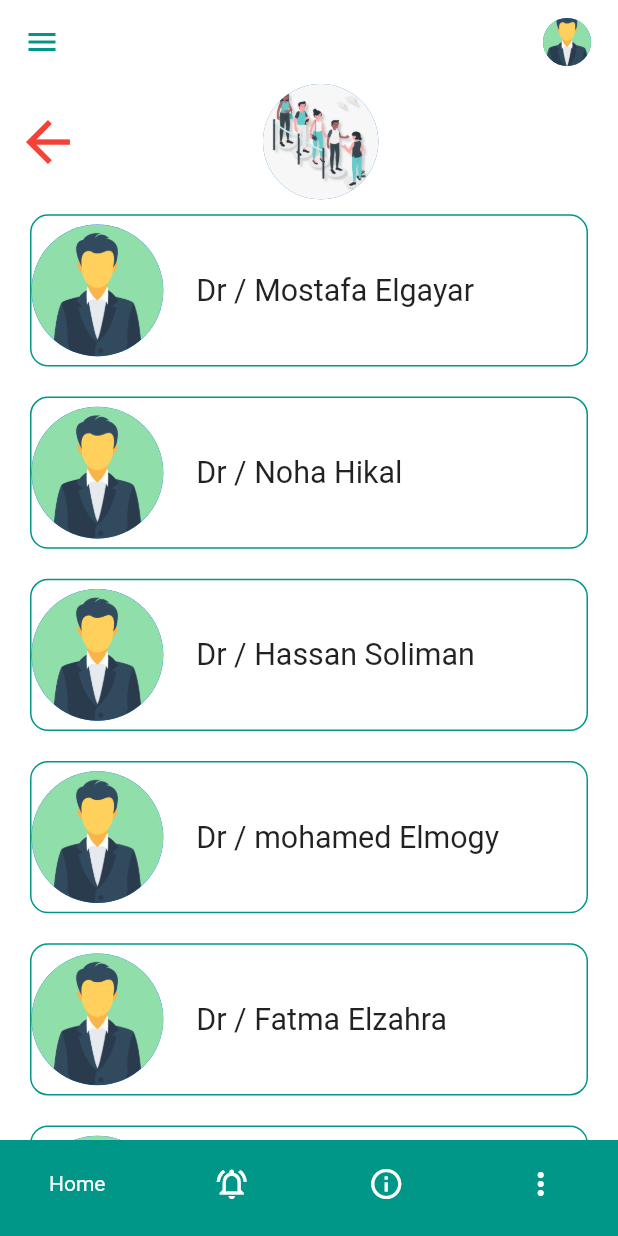
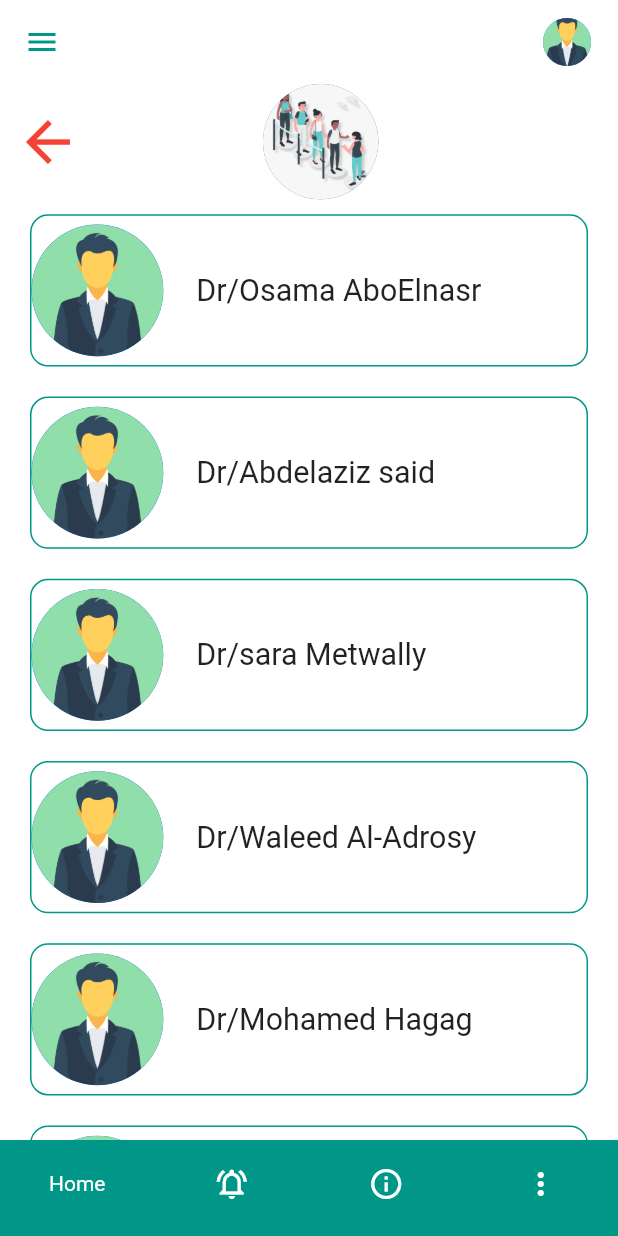
Before and after one commit to MohamedSaad8/queueY, a Flutter app: the ControllView screen opened directly, on a phone screen of 412 x 824 dp. Run offline on Flutter 3.47's test engine with Material 2 defaults, Android fonts, the phone set to English and light mode, and no system bars; our stand-ins replace flutter_screenutil, get.

Commit message:
add is and it doctors screens

```diff
--- a/lib/controller_view_model.dart
+++ b/lib/controller_view_model.dart
@@ -1,21 +1,21 @@
 import 'package:get/get.dart';
 import 'package:flutter/material.dart';
 import 'package:queuey/screens/about.dart';
-import 'package:queuey/screens/doctor_screen.dart';
+import 'package:queuey/screens/cs_doctor_screen.dart';
 import 'package:queuey/screens/notifications.dart';
 import 'package:queuey/screens/report.dart';
 class ControlHomeViewModel extends GetxController
 {
   int _navigatorValue = 0 ;
   int get navigatorValue => _navigatorValue ;
-  Widget _currentScreen = DoctorScreen() ;
+  Widget _currentScreen = CSDoctorScreen() ;
   Widget get currentScreen => _currentScreen ;
 
   void changeSelectedValue(int currentIndex){
     _navigatorValue = currentIndex ;
     switch(currentIndex)
     {
-      case 0 : _currentScreen =  DoctorScreen();
+      case 0 : _currentScreen =  CSDoctorScreen();
       break;
       case 1 : _currentScreen =  Notifications();
       break;
--- /dev/null
+++ b/lib/screens/cs_doctor_screen.dart
@@ -0,0 +1,104 @@
+import 'package:flutter/cupertino.dart';
+import 'package:flutter/material.dart';
+import 'package:flutter_screenutil/flutter_screenutil.dart';
+import 'package:get/get.dart';
+
+class CSDoctorScreen extends StatelessWidget {
+  List<String> doctorsNames = [
+    "Dr/Osama AboElnasr" ,
+    "Dr/Abdelaziz said",
+    "Dr/sara Metwally",
+    "Dr/Waleed Al-Adrosy",
+    "Dr/Mohamed Hagag",
+    "Dr/Reem El-deeb",
+    "Dr/samir El-mogy",
+    "Dr/Mohamed El-rahmawy",
+    "Dr/sherihan Mohamed ",
+
+
+  ];
+
+  @override
+  Widget build(BuildContext context) {
+    return Scaffold(
+      backgroundColor: Colors.white,
+      appBar: AppBar(
+        backgroundColor: Colors.white,
+        iconTheme: IconThemeData(color: Colors.teal),
+        elevation: 0,
+        actions: [
+          Padding(
+            padding: const EdgeInsets.all(12.0),
+            child: CircleAvatar(
+              radius: 20.w,
+              backgroundImage: ExactAssetImage("assets/images/user.png"),
+            ),
+          ),
+        ],
+      ),
+      drawer: Drawer(),
+      body: Column(
+        children: [
+          SizedBox(
+            width: MediaQuery.of(context).size.width,
+          ),
+          Row(
+            children: [
+              Padding(
+                padding: const EdgeInsets.symmetric(horizontal: 10),
+                child: Icon(
+                  Icons.arrow_back,
+                  size: 40.w,
+                  color: Colors.red,
+                ),
+              ),
+              SizedBox(
+                width: MediaQuery.of(context).size.width / 3.7,
+              ),
+              CircleAvatar(
+                radius: 35.w,
+                backgroundImage: ExactAssetImage("assets/images/pic.jpeg"),
+              ),
+            ],
+          ),
+          Expanded(
+            child: ListView.builder(
+              itemBuilder: (context, index) {
+                return Padding(
+                  padding:
+                      const EdgeInsets.symmetric(horizontal: 20, vertical: 10),
+                  child: Container(
+                    width: MediaQuery.of(context).size.width,
+                    height: 100.h,
+                    decoration: BoxDecoration(
+                        border: Border.all(color: Colors.teal),
+                        borderRadius: BorderRadius.circular(12),
+                        color: Colors.white),
+                    child: Row(
+                      children: [
+                        CircleAvatar(
+                          radius: 40.w,
+                          backgroundImage:
+                              ExactAssetImage("assets/images/user.png"),
+                        ),
+                        SizedBox(
+                          width: 20.w,
+                        ),
+                        Text(
+                          doctorsNames[index],
+                          style: TextStyle(fontSize: 20.sp),
+                          softWrap: true,
+                        )
+                      ],
+                    ),
+                  ),
+                );
+              },
+              itemCount: doctorsNames.length,
+            ),
+          )
+        ],
+      ),
+    );
+  }
+}
--- a/lib/screens/doctor_screen.dart
+++ b/lib/screens/it_doctor_screen.dart
@@ -3,21 +3,20 @@ import 'package:flutter/material.dart';
 import 'package:flutter_screenutil/flutter_screenutil.dart';
 import 'package:get/get.dart';
 
-class DoctorScreen extends StatelessWidget {
+class ITDoctorScreen extends StatelessWidget {
   List<String> doctorsNames = [
-    "Dr / Mostafa Elgayar",
-    "Dr / Noha Hikal",
-    "Dr / Hassan Soliman",
-    "Dr / mohamed Elmogy",
-    "Dr / Fatma Elzahra",
-    "Dr / Osama AboElnaser",
-    "Dr / Sara Elmetwaly",
-    "Dr / waled Al-Adrosy",
-    "Dr / mohamed Hagag",
-    "Dr / mohamed seyam",
-    "Dr / Hazem Elbakery",
-    "Dr / Ahmed AboElfetoh",
-    "Dr / Amira Rizk Hagag",
+    "Dr/Mostafa Algayar",
+    "Dr/Noha Hikal",
+    "Dr/Hassan soliman",
+    "Dr/Mohamed Elmogy",
+    "Dr/Fatma Elzahraa",
+    "Dr/Nehal Sakr",
+    "Dr/Eman Eldidamony",
+    "Dr/Reham Mostafa",
+    "Dr/Nagham Mekky",
+
+
+
   ];
 
   @override
@@ -68,7 +67,7 @@ class DoctorScreen extends StatelessWidget {
               itemBuilder: (context, index) {
                 return Padding(
                   padding:
-                      const EdgeInsets.symmetric(horizontal: 20, vertical: 10),
+                  const EdgeInsets.symmetric(horizontal: 20, vertical: 10),
                   child: Container(
                     width: MediaQuery.of(context).size.width,
                     height: 100.h,
@@ -81,7 +80,7 @@ class DoctorScreen extends StatelessWidget {
                         CircleAvatar(
                           radius: 40.w,
                           backgroundImage:
-                              ExactAssetImage("assets/images/user.png"),
+                          ExactAssetImage("assets/images/user.png"),
                         ),
                         SizedBox(
                           width: 20.w,
--- a/lib/screens/user_business.dart
+++ b/lib/screens/user_business.dart
@@ -2,7 +2,7 @@ import 'package:flutter/material.dart';
 import 'package:flutter_screenutil/flutter_screenutil.dart';
 import 'package:get/get.dart';
 import 'package:queuey/screens/controll_view.dart';
-import 'package:queuey/screens/doctor_screen.dart';
+import 'package:queuey/screens/cs_doctor_screen.dart';
 
 class UserBusiness extends StatelessWidget {
   @override
```
Also changed, not shown: lib/screens/is_doctor_screen.dart (added, +102 -0 lines).
